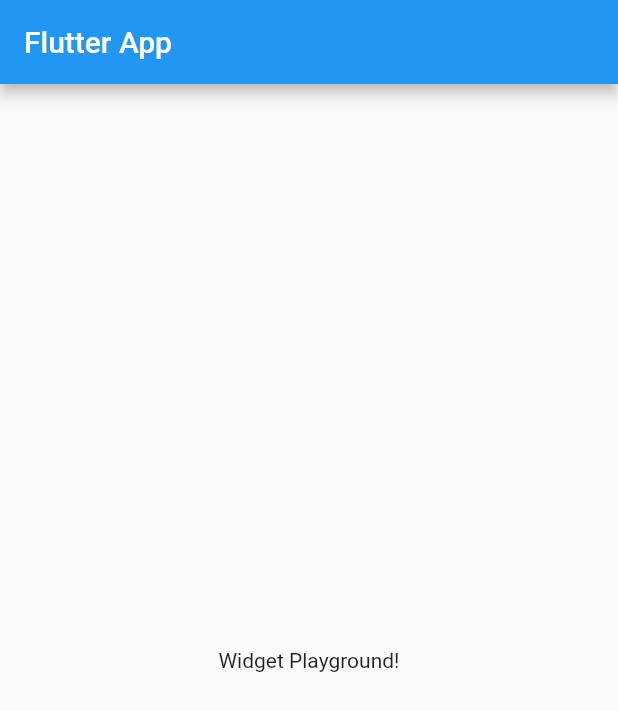
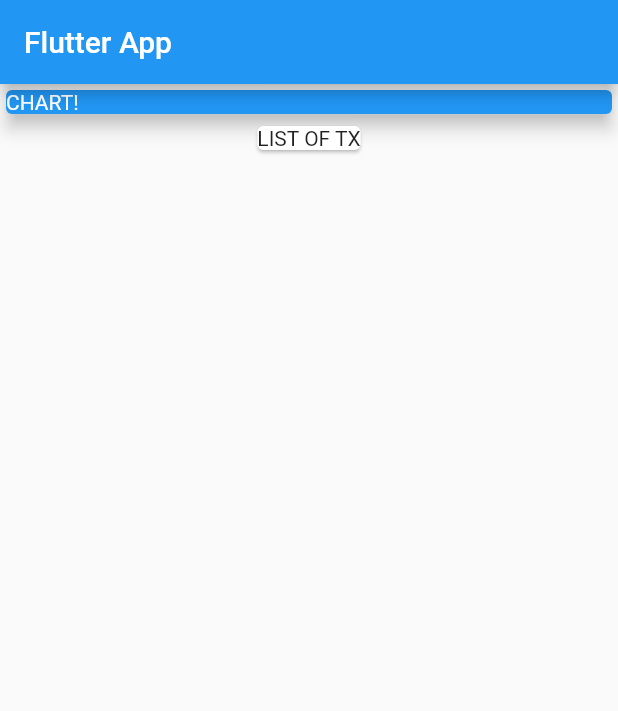
Before and after one commit to Zorgatone/flutter_complete_guide, a Flutter app: the screen it shows after launch, on a phone screen of 412 x 824 dp. Shown: the top 711 px of the screen. Run offline on Flutter 3.47's test engine with Material 2 defaults, Android fonts, the phone set to English and light mode, and no system bars.

Commit message:
Example card widget and sizing

```diff
--- a/lib/main.dart
+++ b/lib/main.dart
@@ -19,8 +19,21 @@ class MyHomePage extends StatelessWidget {
       appBar: AppBar(
         title: Text('Flutter App'),
       ),
-      body: Center(
-        child: Text('Widget Playground!'),
+      body: Column(
+        children: <Widget>[
+          Container(
+            width: double.infinity,
+            child: Card(
+              color: Colors.blue,
+              child: Text(
+                'CHART!',
+                style: TextStyle(color: Colors.white),
+              ),
+              elevation: 5,
+            ),
+          ),
+          Card(child: Text('LIST OF TX'))
+        ],
       ),
     );
   }
```
